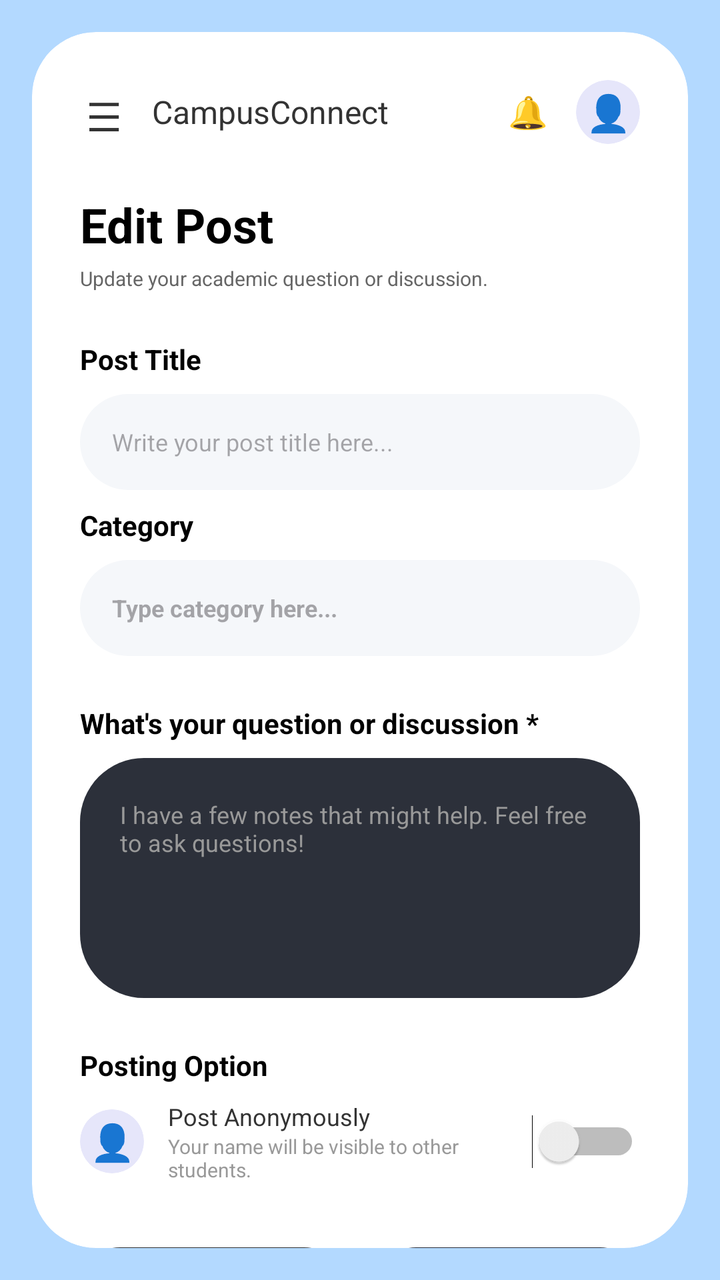
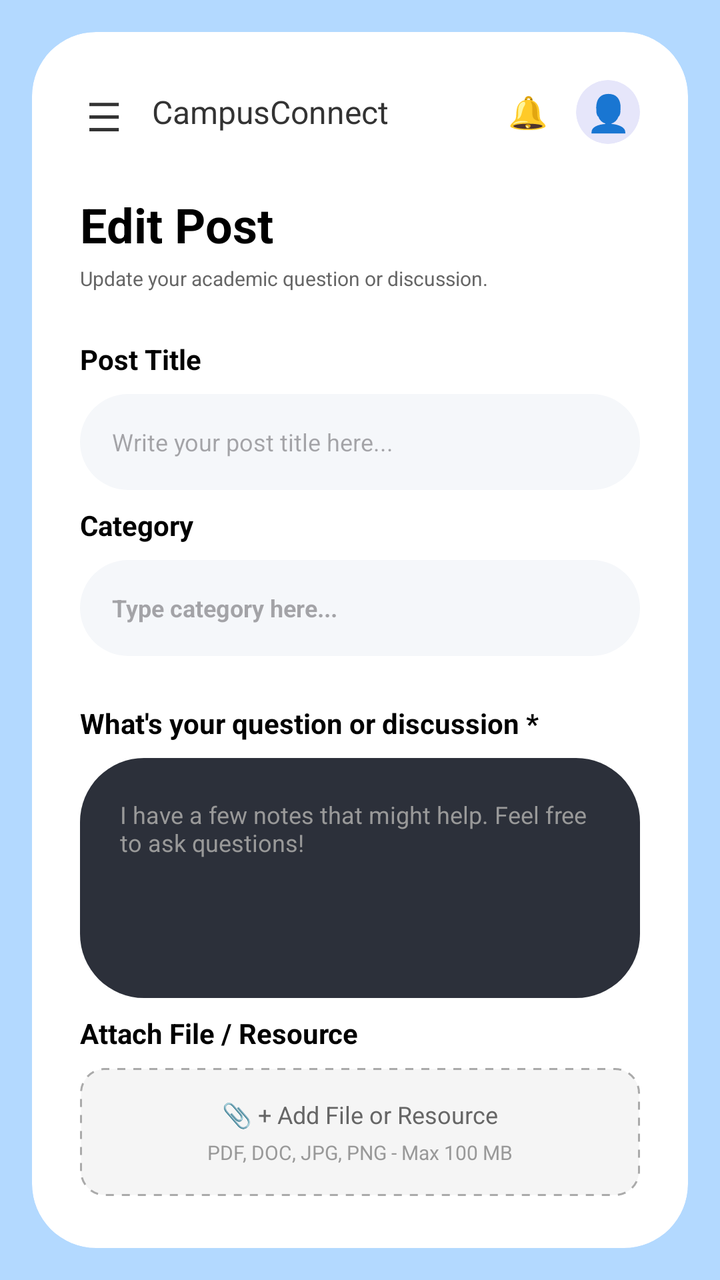

Screens rendered from an Android XML layout before and after an edit, with the pre-edit source and the edit as a unified diff.
<!-- AndroidManifest.xml: application theme Theme.CampusConnect -->
<!-- res/layout/activity_edit_post.xml -->
<?xml version="1.0" encoding="utf-8"?>
<androidx.constraintlayout.widget.ConstraintLayout xmlns:android="http://schemas.android.com/apk/res/android"
    xmlns:app="http://schemas.android.com/apk/res-auto"
    android:layout_width="match_parent"
    android:layout_height="match_parent"
    android:background="#B3D9FF">

    <androidx.cardview.widget.CardView
        android:layout_width="0dp"
        android:layout_height="0dp"
        android:layout_margin="16dp"
        app:cardBackgroundColor="#FFFFFF"
        app:cardCornerRadius="32dp"
        app:cardElevation="0dp"
        app:layout_constraintBottom_toBottomOf="parent"
        app:layout_constraintEnd_toEndOf="parent"
        app:layout_constraintStart_toStartOf="parent"
        app:layout_constraintTop_toTopOf="parent">

        <ScrollView
            android:layout_width="match_parent"
            android:layout_height="match_parent"
            android:scrollbars="none">

            <LinearLayout
                android:layout_width="match_parent"
                android:layout_height="wrap_content"
                android:orientation="vertical"
                android:paddingTop="24dp"
                android:paddingBottom="24dp">

                
                <LinearLayout
                    android:layout_width="match_parent"
                    android:layout_height="wrap_content"
                    android:gravity="center_vertical"
                    android:orientation="horizontal"
                    android:paddingStart="24dp"
                    android:paddingEnd="24dp">

                    <TextView
                        android:layout_width="24dp"
                        android:layout_height="24dp"
                        android:text="☰"
                        android:textSize="20sp"
                        android:textColor="#333"
                        android:gravity="center" />

                    <TextView
                        android:layout_width="wrap_content"
                        android:layout_height="wrap_content"
                        android:layout_marginStart="12dp"
                        android:text="CampusConnect"
                        android:textColor="#333333"
                        android:textSize="16sp" />

                    <View
                        android:layout_width="0dp"
                        android:layout_height="0dp"
                        android:layout_weight="1" />

                    <TextView
                        android:layout_width="24dp"
                        android:layout_height="24dp"
                        android:layout_marginStart="12dp"
                        android:text="🔔"
                        android:textSize="16sp"
                        android:gravity="center" />

                    <androidx.cardview.widget.CardView
                        android:id="@+id/profileIconBtn"
                        android:layout_width="32dp"
                        android:layout_height="32dp"
                        android:layout_marginStart="12dp"
                        android:clickable="true"
                        android:focusable="true"
                        app:cardBackgroundColor="#E6E6FA"
                        app:cardCornerRadius="16dp"
                        app:cardElevation="0dp">
                        <TextView
                            android:layout_width="match_parent"
                            android:layout_height="match_parent"
                            android:text="👤"
                            android:gravity="center"
                            android:textSize="18sp"
                            android:textColor="#8A2BE2"/>
                    </androidx.cardview.widget.CardView>
                </LinearLayout>

                
                <LinearLayout
                    android:layout_width="match_parent"
                    android:layout_height="wrap_content"
                    android:layout_marginTop="24dp"
                    android:orientation="vertical"
                    android:paddingStart="24dp"
                    android:paddingEnd="24dp">

                    <TextView
                        android:layout_width="wrap_content"
                        android:layout_height="wrap_content"
                        android:text="Edit Post"
                        android:textColor="#000000"
                        android:textStyle="bold"
                        android:textSize="24sp" />

                    <TextView
                        android:layout_width="wrap_content"
                        android:layout_height="wrap_content"
                        android:layout_marginTop="4dp"
                        android:text="Update your academic question or discussion."
                        android:textColor="#666666"
                        android:textSize="10sp" />
                </LinearLayout>

                
                <LinearLayout
                    android:layout_width="match_parent"
                    android:layout_height="wrap_content"
                    android:layout_marginTop="24dp"
                    android:orientation="vertical"
                    android:paddingStart="24dp"
                    android:paddingEnd="24dp">

                    <TextView
                        android:layout_width="wrap_content"
                        android:layout_height="wrap_content"
                        android:text="Post Title"
                        android:textColor="#000000"
                        android:textStyle="bold"
                        android:textSize="14sp" />

                    <EditText
                        android:id="@+id/editPostTitleInput"
                        android:layout_width="match_parent"
                        android:layout_height="48dp"
                        android:layout_marginTop="8dp"
                        android:background="@drawable/create_post_input_bg"
                        android:hint="Write your post title here..."
                        android:inputType="text"
                        android:paddingStart="16dp"
                        android:paddingEnd="16dp"
                        android:textSize="12sp"
                        android:textColor="#333333" />
                </LinearLayout>

                
                <LinearLayout
                    android:layout_width="match_parent"
                    android:layout_height="wrap_content"
                    android:layout_marginTop="8dp"
                    android:orientation="vertical"
                    android:paddingStart="24dp"
                    android:paddingEnd="24dp">

                    <TextView
                        android:layout_width="wrap_content"
                        android:layout_height="wrap_content"
                        android:text="Category"
                        android:textColor="#000000"
                        android:textStyle="bold"
                        android:textSize="14sp" />

                    <LinearLayout
                        android:layout_width="match_parent"
                        android:layout_height="48dp"
                        android:layout_marginTop="8dp"
                        android:background="@drawable/create_post_input_bg"
                        android:gravity="center_vertical"
                        android:paddingStart="16dp"
                        android:paddingEnd="16dp">

                        <EditText
                            android:id="@+id/editPostCategoryInput"
                            android:layout_width="match_parent"
                            android:layout_height="wrap_content"
                            android:background="@null"
                            android:hint="Type category here..."
                            android:inputType="text"
                            android:textColor="#000000"
                            android:textStyle="bold"
                            android:textSize="12sp" />
                    </LinearLayout>
                </LinearLayout>

                
                <LinearLayout
                    android:layout_width="match_parent"
                    android:layout_height="wrap_content"
                    android:layout_marginTop="24dp"
                    android:orientation="vertical"
                    android:paddingStart="24dp"
                    android:paddingEnd="24dp">

                    <TextView
                        android:layout_width="wrap_content"
                        android:layout_height="wrap_content"
                        android:text="What's your question or discussion *"
                        android:textColor="#000000"
                        android:textStyle="bold"
                        android:textSize="14sp" />

                    <EditText
                        android:id="@+id/editPostContentInput"
                        android:layout_width="match_parent"
                        android:layout_height="120dp"
                        android:layout_marginTop="8dp"
                        android:background="@drawable/create_post_textarea_bg"
                        android:gravity="top|start"
                        android:hint="I have a few notes that might help. Feel free to ask questions!"
                        android:padding="20dp"
                        android:textColor="#FFFFFF"
                        android:textColorHint="#999999"
                        android:textSize="12sp"
                        android:inputType="textMultiLine" />
                </LinearLayout>

                
                <LinearLayout
                    android:layout_width="match_parent"
                    android:layout_height="wrap_content"
                    android:layout_marginTop="24dp"
                    android:orientation="vertical"
                    android:paddingStart="24dp"
                    android:paddingEnd="24dp">

                    <TextView
                        android:layout_width="wrap_content"
                        android:layout_height="wrap_content"
                        android:text="Posting Option"
                        android:textColor="#000000"
                        android:textStyle="bold"
                        android:textSize="14sp" />

                    <LinearLayout
                        android:layout_width="match_parent"
                        android:layout_height="wrap_content"
                        android:layout_marginTop="8dp"
                        android:gravity="center_vertical"
                        android:orientation="horizontal">

                        <androidx.cardview.widget.CardView
                            android:layout_width="32dp"
                            android:layout_height="32dp"
                            app:cardBackgroundColor="#E6E6FA"
                            app:cardCornerRadius="16dp"
                            app:cardElevation="0dp">
                            <TextView
                                android:layout_width="match_parent"
                                android:layout_height="match_parent"
                                android:text="👤"
                                android:gravity="center"
                                android:textSize="18sp"
                                android:textColor="#8A2BE2"/>
                        </androidx.cardview.widget.CardView>

                        <LinearLayout
                            android:layout_width="0dp"
                            android:layout_height="wrap_content"
                            android:layout_marginStart="12dp"
                            android:layout_weight="1"
                            android:orientation="vertical">
                            <TextView
                                android:layout_width="wrap_content"
                                android:layout_height="wrap_content"
                                android:text="Post Anonymously"
                                android:textColor="#333333"
                                android:textSize="12sp" />
                            <TextView
                                android:layout_width="wrap_content"
                                android:layout_height="wrap_content"
                                android:text="Your name will be visible to other students."
                                android:textColor="#999999"
                                android:textSize="10sp" />
                        </LinearLayout>

                        <Switch
                            android:id="@+id/editSwitchAnonymous"
                            android:layout_width="wrap_content"
                            android:layout_height="wrap_content"
                            android:checked="false" />
                    </LinearLayout>
                </LinearLayout>

                
                <LinearLayout
                    android:layout_width="match_parent"
                    android:layout_height="wrap_content"
                    android:layout_marginTop="32dp"
                    android:layout_marginBottom="16dp"
                    android:orientation="horizontal"
                    android:paddingStart="24dp"
                    android:paddingEnd="24dp"
                    android:weightSum="2">

                    <androidx.appcompat.widget.AppCompatButton
                        android:id="@+id/btnCancelEdit"
                        android:layout_width="0dp"
                        android:layout_height="40dp"
                        android:layout_marginEnd="8dp"
                        android:layout_weight="1"
                        android:background="@drawable/cancel_btn_bg"
                        android:text="Cancel"
                        android:textAllCaps="false"
                        android:textColor="#333333" />

                    <androidx.appcompat.widget.AppCompatButton
                        android:id="@+id/btnUpdatePost"
                        android:layout_width="0dp"
                        android:layout_height="40dp"
                        android:layout_marginStart="8dp"
                        android:layout_weight="1"
                        android:background="@drawable/post_btn_bg"
                        android:text="Update"
                        android:textAllCaps="false"
                        android:textColor="#FFFFFF" />
                </LinearLayout>
            </LinearLayout>
        </ScrollView>
    </androidx.cardview.widget.CardView>

</androidx.constraintlayout.widget.ConstraintLayout>
<!-- resources referenced by this layout -->
<resources>
  <!-- drawable cancel_btn_bg (drawable) -->
  <?xml version="1.0" encoding="utf-8"?>
  <shape xmlns:android="http://schemas.android.com/apk/res/android">
      <solid android:color="#FFFFFF" />
      <stroke android:width="1dp" android:color="#333333" />
      <corners android:radius="24dp" />
  </shape>
  <!-- drawable create_post_input_bg (drawable) -->
  <?xml version="1.0" encoding="utf-8"?>
  <shape xmlns:android="http://schemas.android.com/apk/res/android">
      <solid android:color="#F5F7FA" />
      <corners android:radius="24dp" />
  </shape>
  <!-- drawable create_post_textarea_bg (drawable) -->
  <?xml version="1.0" encoding="utf-8"?>
  <shape xmlns:android="http://schemas.android.com/apk/res/android">
      <solid android:color="#2C303A" />
      <corners android:radius="32dp" />
  </shape>
  <!-- drawable post_btn_bg (drawable) -->
  <?xml version="1.0" encoding="utf-8"?>
  <shape xmlns:android="http://schemas.android.com/apk/res/android">
      <solid android:color="#2C303A" />
      <corners android:radius="24dp" />
  </shape>
  <style name="Theme.CampusConnect" parent="Base.Theme.CampusConnect" />
  <style name="Base.Theme.CampusConnect" parent="Theme.Material3.DayNight.NoActionBar">
          
          
      </style>
</resources>

<!-- the commit's change to res/layout/activity_edit_post.xml (unified diff, before → after) -->
@@ -77,13 +77,22 @@
                         app:cardBackgroundColor="#E6E6FA"
                         app:cardCornerRadius="16dp"
                         app:cardElevation="0dp">
-                        <TextView
+                        <ImageView
+                            android:id="@+id/headerAvatarImage"
                             android:layout_width="match_parent"
                             android:layout_height="match_parent"
+                            android:scaleType="centerCrop"
+                            android:visibility="gone"
+                            android:contentDescription="Avatar" />
+
+                        <TextView
+                            android:id="@+id/headerAvatarText"
+                            android:layout_width="match_parent"
+                            android:layout_height="match_parent"
+                            android:gravity="center"
                             android:text="👤"
-                            android:gravity="center"
-                            android:textSize="18sp"
-                            android:textColor="#8A2BE2"/>
+                            android:textColor="#8A2BE2"
+                            android:textSize="18sp" />
                     </androidx.cardview.widget.CardView>
                 </LinearLayout>
 
@@ -213,6 +222,54 @@
                         android:textColorHint="#999999"
                         android:textSize="12sp"
                         android:inputType="textMultiLine" />
+                </LinearLayout>
+
+                
+                <LinearLayout
+                    android:layout_width="match_parent"
+                    android:layout_height="wrap_content"
+                    android:layout_marginTop="8dp"
+                    android:orientation="vertical"
+                    android:paddingStart="24dp"
+                    android:paddingEnd="24dp">
+
+                    <TextView
+                        android:layout_width="wrap_content"
+                        android:layout_height="wrap_content"
+                        android:text="Attach File / Resource"
+                        android:textColor="#000000"
+                        android:textStyle="bold"
+                        android:textSize="14sp" />
+
+                    
+                    <LinearLayout
+                        android:id="@+id/uploadBoxContainer"
+                        android:layout_width="match_parent"
+                        android:layout_height="64dp"
+                        android:layout_marginTop="8dp"
+                        android:background="@drawable/dashed_border_bg"
+                        android:clickable="true"
+                        android:focusable="true"
+                        android:gravity="center"
+                        android:orientation="vertical">
+
+                        <TextView
+                            android:id="@+id/uploadBoxText"
+                            android:layout_width="wrap_content"
+                            android:layout_height="wrap_content"
+                            android:text="📎 + Add File or Resource"
+                            android:textColor="#666666"
+                            android:textSize="12sp" />
+
+                        <TextView
+                            android:id="@+id/uploadBoxSubText"
+                            android:layout_width="wrap_content"
+                            android:layout_height="wrap_content"
+                            android:layout_marginTop="4dp"
+                            android:text="PDF, DOC, JPG, PNG - Max 100 MB"
+                            android:textColor="#999999"
+                            android:textSize="10sp" />
+                    </LinearLayout>
                 </LinearLayout>
 
                 
<!-- resource entries referenced after the edit -->
@@ -19,6 +19,13 @@
       <solid android:color="#2C303A" />
       <corners android:radius="32dp" />
   </shape>
+  <!-- drawable dashed_border_bg (drawable) -->
+  <?xml version="1.0" encoding="utf-8"?>
+  <shape xmlns:android="http://schemas.android.com/apk/res/android" android:shape="rectangle">
+      <solid android:color="#F5F5F5" />
+      <stroke android:width="1dp" android:color="#AAAAAA" android:dashWidth="4dp" android:dashGap="4dp" />
+      <corners android:radius="12dp" />
+  </shape>
   <!-- drawable post_btn_bg (drawable) -->
   <?xml version="1.0" encoding="utf-8"?>
   <shape xmlns:android="http://schemas.android.com/apk/res/android">
